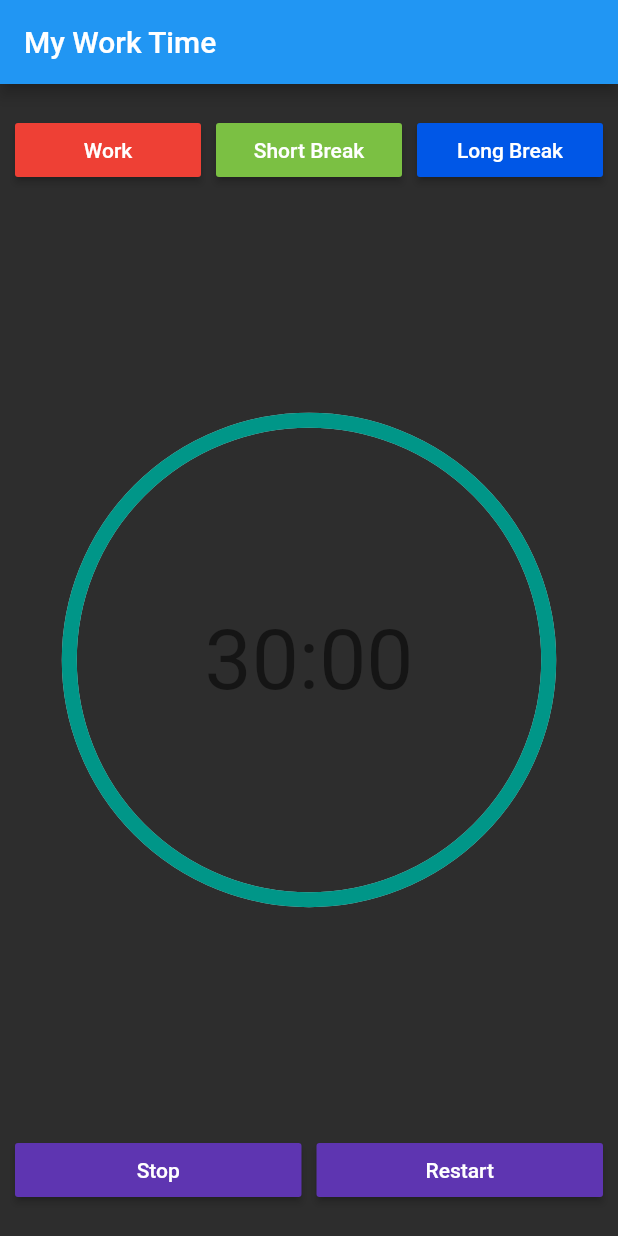
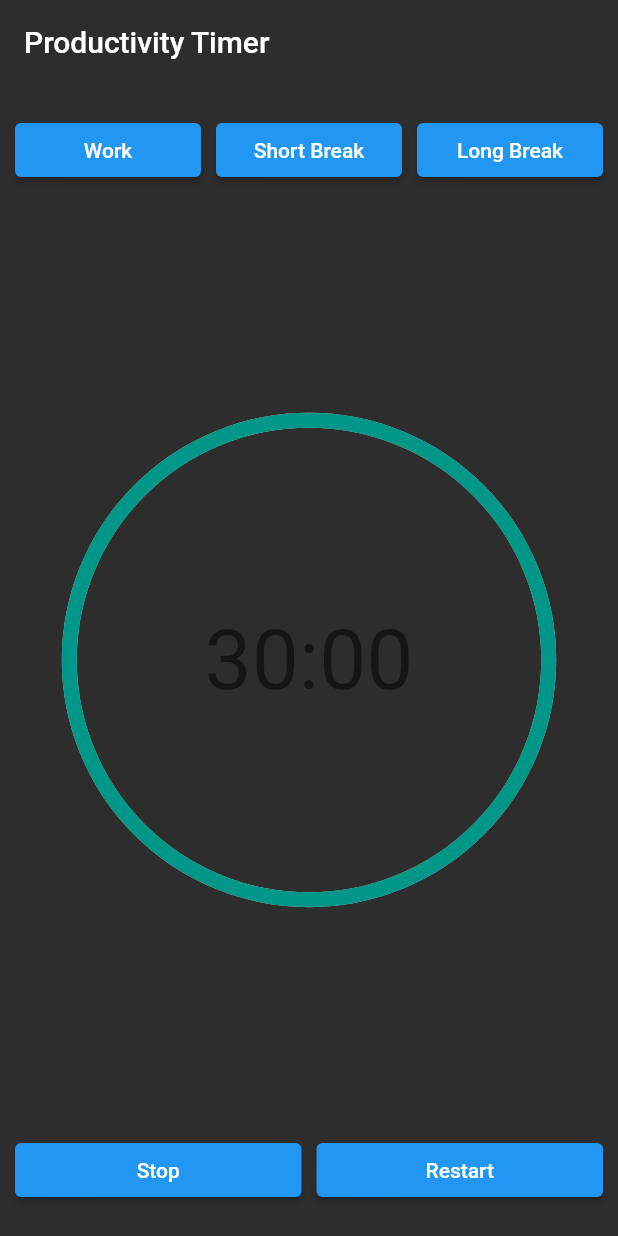
Before and after one commit to davidfffelix/productivity_timer, a Flutter app: the screen it shows after launch, on a phone screen of 412 x 824 dp. Run offline on Flutter 3.47's test engine with Material 2 defaults, Android fonts, the phone set to English and light mode, and no system bars; drawn by our look-alikes of percent_indicator.

Commit message:
Update AppBar timer_page

```diff
--- a/lib/components/productivity_button.dart
+++ b/lib/components/productivity_button.dart
@@ -17,9 +17,7 @@ class ProductivityButton extends StatelessWidget {
 
   @override
   Widget build(BuildContext context) {
-    return MaterialButton(
-      minWidth: size,
-      color: color,
+    return ElevatedButton(
       onPressed: onPressed,
       child: Text(
         text,
@@ -32,12 +30,15 @@ class ProductivityButton extends StatelessWidget {
 }
 
 
-// return ElevatedButton(
-//       onPressed: onPressed,
-//       child: Text(
-//         text,
-//         style: const TextStyle(
-//           color: Colors.white,
-//         ),
-//       ),
-//     );
+
+// return MaterialButton(
+//   minWidth: size,
+//   color: color,
+//   onPressed: onPressed,
+//   child: Text(
+//     text,
+//     style: const TextStyle(
+//       color: Colors.white,
+//     ),
+//   ),
+// );
--- a/lib/timer/timer_page.dart
+++ b/lib/timer/timer_page.dart
@@ -13,7 +13,11 @@ class TimerPage extends StatelessWidget {
     return Scaffold(
       backgroundColor: const Color(0xff2D2D2D),
       appBar: AppBar(
-        title: const Text('My Work Time'),
+        backgroundColor: const Color(0xff2D2D2D),
+        elevation: 0,
+        title: const Text(
+          'Productivity Timer',
+        ),
       ),
       // Widgets do tipo builder normalmente esperam como parâmetro uma função que retorna algo
       // Com o constraints conseguimos pegar a largura e altura disponível na tela. Nesse caso, somente o radius.
```
